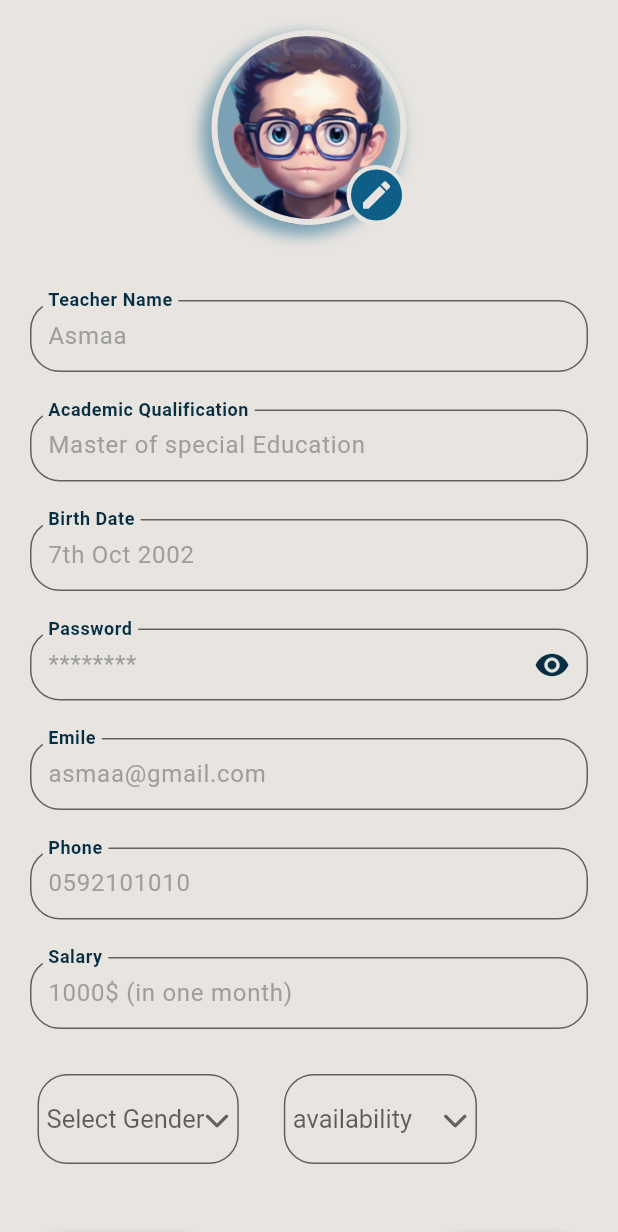
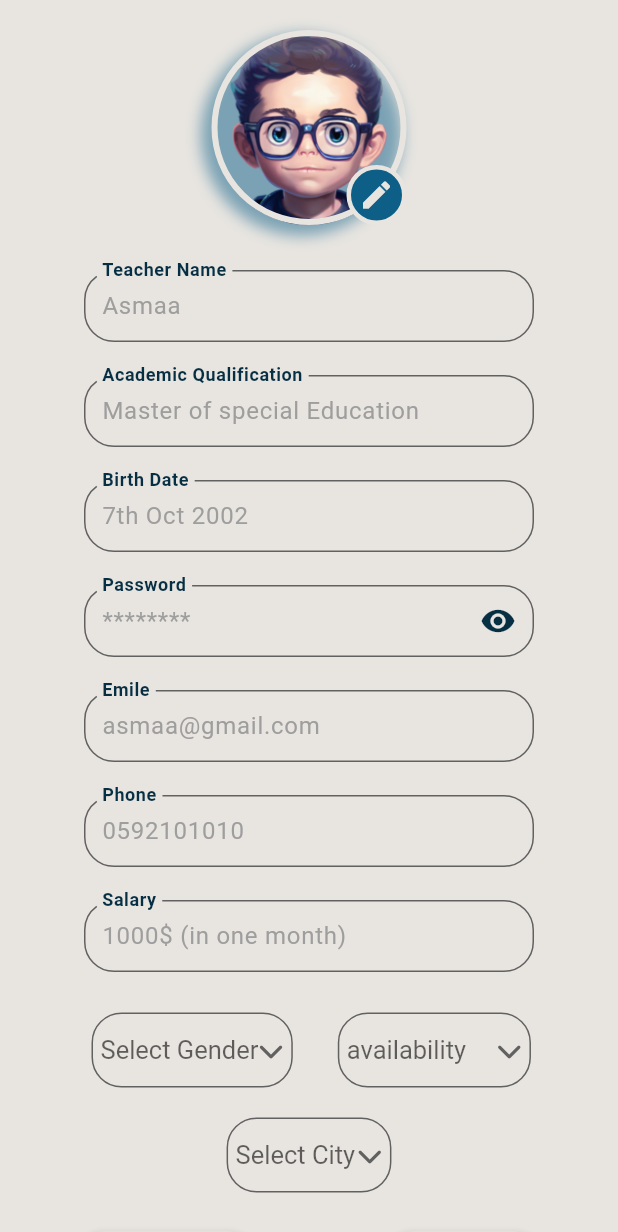
Before and after one commit to AsmaaSaleh1/Spectrum-speak, a Flutter app: the EditShadowTeacherProfile screen opened directly, on a phone screen of 412 x 824 dp. Shown: the top 1232 px of the screen. Run offline on Flutter 3.47's test engine with Material 3 defaults, Android fonts, the phone set to English and light mode, and no system bars; our stand-ins replace circular_profile_avatar, firebase_core, font_awesome_flutter, google_fonts, shared_preferences, universal_platform and 1 more; accounts and stored records are empty; Roboto replaces fonts that are missing (Tinos); project files that could hold a hidden picture were left out.

Commit message:
add location in edits page

```diff
--- a/lib/main.dart
+++ b/lib/main.dart
@@ -5,6 +5,9 @@ import 'package:google_fonts/google_fonts.dart';
 import 'package:shared_preferences/shared_preferences.dart';
 import 'package:spectrum_speak/firebase_options.dart';
 import 'package:spectrum_speak/screen/add_child.dart';
+import 'package:spectrum_speak/screen/edit_center_profile.dart';
+import 'package:spectrum_speak/screen/edit_profile.dart';
+import 'package:spectrum_speak/screen/edit_shadow_teacher_profile.dart';
 import 'package:spectrum_speak/screen/login.dart';
 import 'package:spectrum_speak/screen/main_page.dart';
 import 'package:firebase_core/firebase_core.dart';
@@ -73,7 +76,7 @@ class _MyAppState extends State<MyApp> {
         textTheme: GoogleFonts.tinosTextTheme(),
       ),
       home: const Scaffold(
-        body: SignUpSpecialist(),
+        body: EditShadowTeacherProfile(),
       ),
     );
   }
--- a/lib/screen/edit_shadow_teacher_profile.dart
+++ b/lib/screen/edit_shadow_teacher_profile.dart
@@ -16,6 +16,7 @@ class _EditShadowTeacherProfileState extends State<EditShadowTeacherProfile> {
   bool isObscurePassword = true;
   String? selectedGender;
   String? availability;
+  String? selectedCity;
   final TextEditingController _emailController = TextEditingController();
   final TextEditingController _userNameController = TextEditingController();
   final TextEditingController _phoneNumberController = TextEditingController();
@@ -80,26 +81,37 @@ class _EditShadowTeacherProfileState extends State<EditShadowTeacherProfile> {
             const SizedBox(
               height: 30,
             ),
-            Padding(
-              padding: const EdgeInsets.all(20),
-              child: Column(
-                children: [
-                  buildTextField(null,"Teacher Name", "Asmaa", false, isObscurePassword,_userNameController),
-                  const SizedBox(height: 25,),
-                  buildTextField(null,"Academic Qualification", "Master of special Education", false, isObscurePassword,_qualificationController),
-                  const SizedBox(height: 25,),
-                  buildTextField(null,"Birth Date", "7th Oct 2002", false, isObscurePassword,_birthDateController),//TODO: make it calender
-                  const SizedBox(height: 25,),
-                  buildTextField(null,"Password", "********", true, isObscurePassword,_passwordController),
-                  const SizedBox(height: 25,),
-                  buildTextField(
+            Column(
+              children: [
+                SizedBox(width: 300,
+                    height: 60,child: buildTextField(null,"Teacher Name", "Asmaa", false, isObscurePassword,_userNameController)),
+                const SizedBox(height: 10,),
+                SizedBox(width: 300,
+                    height: 60,child: buildTextField(null,"Academic Qualification", "Master of special Education", false, isObscurePassword,_qualificationController)),
+                const SizedBox(height: 10,),
+                SizedBox(width: 300,
+                    height: 60,child: buildTextField(null,"Birth Date", "7th Oct 2002", false, isObscurePassword,_birthDateController)),//TODO: make it calender
+                const SizedBox(height: 10,),
+                SizedBox(width: 300,
+                    height: 60,child: buildTextField(null,"Password", "********", true, isObscurePassword,_passwordController)),
+                const SizedBox(height: 10,),
+                SizedBox(width: 300,
+                  height: 60,
+                  child: buildTextField(
                       null,"Emile", "asmaa@gmail.com", false, isObscurePassword,_emailController),
-                  const SizedBox(height: 25,),
-                  buildTextField(null,"Phone", "0592101010", false, isObscurePassword,_phoneNumberController),
-                  const SizedBox(height: 25,),
-                  buildTextField(null, "Salary", "1000\$ (in one month)", false, isObscurePassword,_salaryController),
-                  const SizedBox(height: 25,),
-                  Row(
+                ),
+                const SizedBox(height: 10,),
+                SizedBox(width: 300,
+                    height: 60,child: buildTextField(null,"Phone", "0592101010", false, isObscurePassword,_phoneNumberController)),
+                const SizedBox(height: 10,),
+                SizedBox(width: 300,
+                    height: 60,child: buildTextField(null, "Salary", "1000\$ (in one month)", false, isObscurePassword,_salaryController)),
+                const SizedBox(height: 10,),
+                SizedBox(
+                  width: 300,
+                  height: 60,
+                  child: Row(
+                    mainAxisAlignment: MainAxisAlignment.center,
                     children: [
                       CustomDropDown(
                         items: const [
@@ -130,12 +142,37 @@ class _EditShadowTeacherProfileState extends State<EditShadowTeacherProfile> {
                       ),
                     ],
                   ),
-                  //TODO:add location
-                ],
-              ),
+                ),
+                const SizedBox(height: 10,),
+                Container(
+                  width: 300,
+                  height: 60,
+                  alignment: AlignmentDirectional.center,
+                  child: CustomDropDown(
+                    items: const [
+                      'Nablus',
+                      'Ramallah',
+                      'Jerusalem',
+                      'Bethlehem',
+                      'Qalqilya',
+                      'Hebron',
+                      'Jenin',
+                      'Tulkarm',
+                      'Other',
+                    ],
+                    selectedValue: selectedCity,
+                    hint: 'Select City',
+                    onChanged: (String? value) {
+                      setState(() {
+                        selectedCity = value;
+                      });
+                    },
+                  ),
+                ),
+              ],
             ),
             Padding(
-              padding: const EdgeInsets.all(20.0),
+              padding: const EdgeInsets.symmetric(horizontal: 50.0,vertical: 20),
               child: Row(
                   mainAxisAlignment: MainAxisAlignment.spaceBetween,
                   children: [
@@ -167,6 +204,7 @@ class _EditShadowTeacherProfileState extends State<EditShadowTeacherProfile> {
                     ),
                   ]),
             ),
+            const SizedBox(height: 25,),
           ],
         ),
       ),
```
Also changed, not shown: lib/screen/edit_center_profile.dart (+67 -19 lines), lib/screen/edit_profile.dart (+45 -11 lines), lib/screen/edit_specialist_profile.dart (+48 -17 lines).
